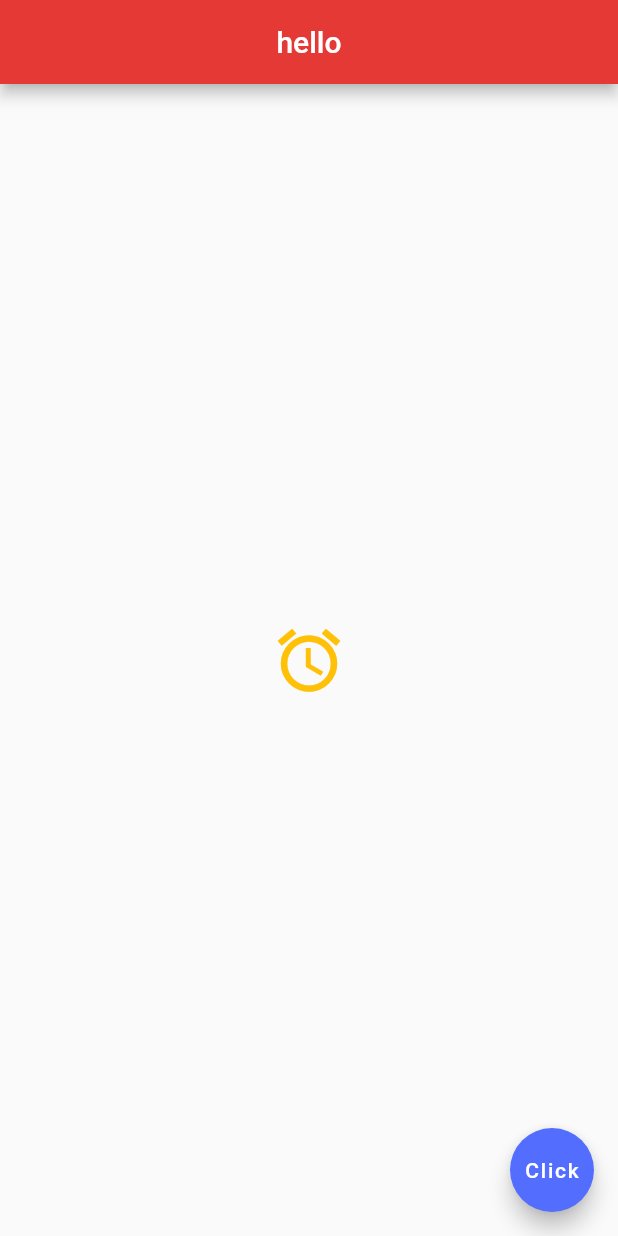
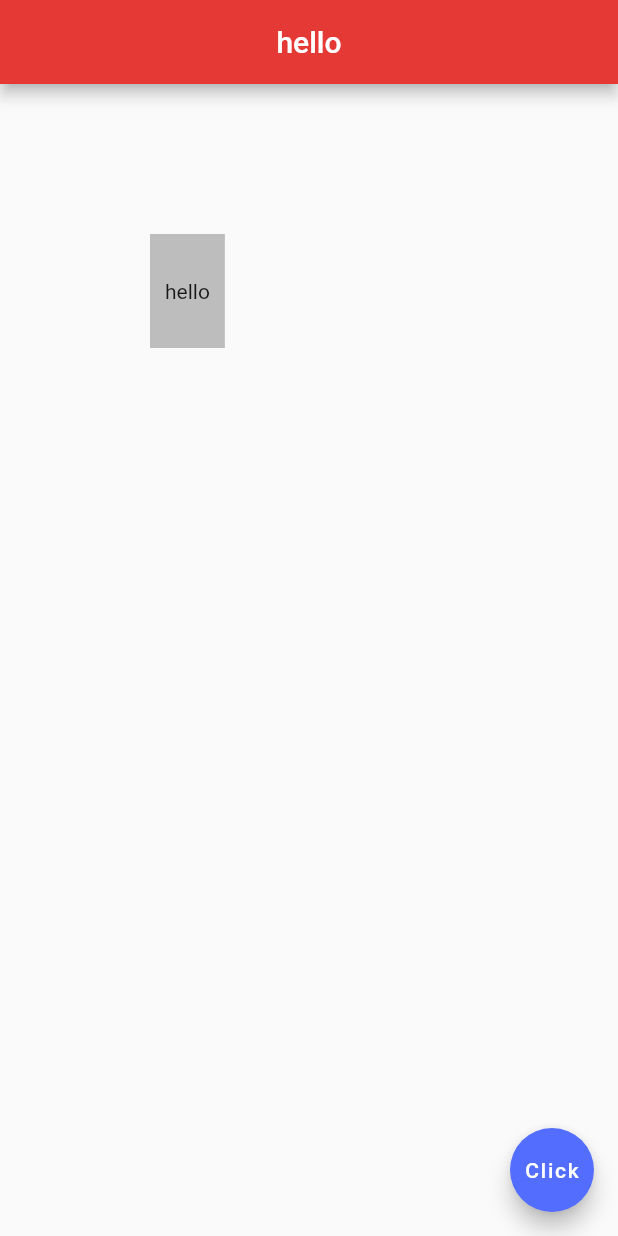
Before and after one commit to Lakshman2806/MobileID, a Flutter app: the screen it shows after launch, on a phone screen of 412 x 824 dp. Run offline on Flutter 3.47's test engine with Material 2 defaults, Android fonts, the phone set to English and light mode, and no system bars.

Commit message:
container widget

```diff
--- a/lib/main.dart
+++ b/lib/main.dart
@@ -20,15 +20,11 @@ class Home extends StatelessWidget {
         centerTitle: true,
         backgroundColor: Colors.red[600],
       ),
-      body: Center(
-        child: IconButton(
-          onPressed: (){
-            print("u clicked me");
-          },
-          icon: Icon(Icons.alarm),
-          color: Colors.amber,
-          iconSize: 50.0,
-        )
+      body: Container(
+        color: Colors.grey[400],
+        child: Text("hello"),
+        padding: EdgeInsets.symmetric(vertical: 30, horizontal: 10),
+        margin: EdgeInsets.all(100),
       ),
       floatingActionButton: FloatingActionButton(onPressed: null,
         child: Text("Click"),
```
